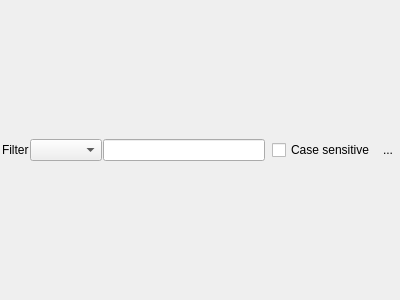
Above: Viewer/src/TextFilterWidget.ui from ecmwf/ecflow before the change. Below: the same form after it.
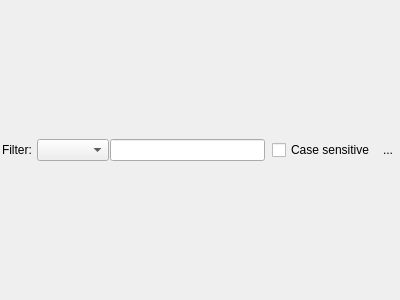
That is the form after the change.

Commit message: ecFlowUI: add regexp based line filter to text viewer in Output panel ECFLOW-1169

```diff
--- a/Viewer/src/TextFilterWidget.ui
+++ b/Viewer/src/TextFilterWidget.ui
@@ -45,7 +45,7 @@
    <item>
     <widget class="QLabel" name="label_2">
      <property name="text">
-      <string>Filter</string>
+      <string>Filter: </string>
      </property>
     </widget>
    </item>
```
Left out of the diff: 2 changed lines with no effect on the pictures. The commit also changes 20 other files.
